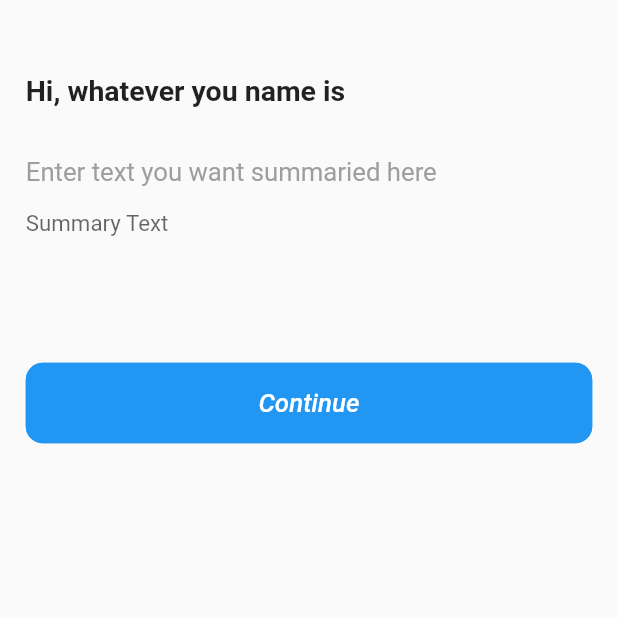
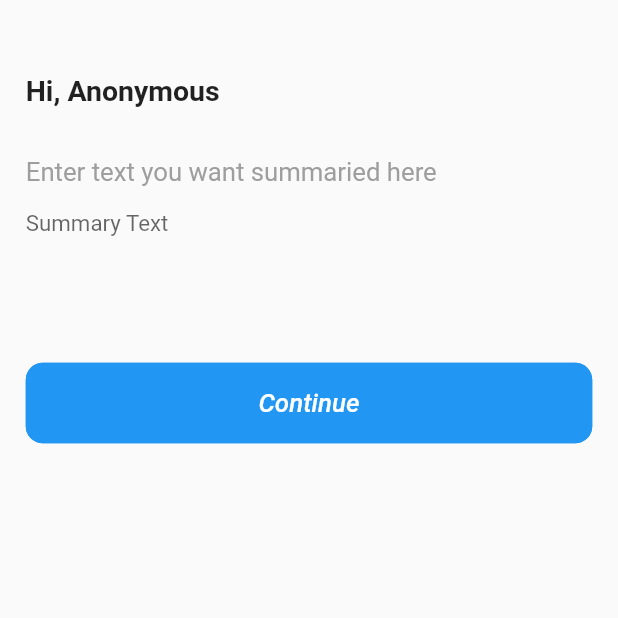
Before and after one commit to virtz/somry, a Flutter app: the screen it shows after launch, on a phone screen of 412 x 824 dp, the top half of it. Run offline on Flutter 3.47's test engine with Material 2 defaults, Android fonts, the phone set to English and light mode, and no system bars; our stand-ins replace auto_route, dartz, flutter_dotenv, flutter_screenutil, freezed_annotation, get_it and 3 more.

```diff
--- a/lib/presentation/home/home.dart
+++ b/lib/presentation/home/home.dart
@@ -36,7 +36,7 @@ class _HomePageState extends State<HomePage> {
                     crossAxisAlignment: CrossAxisAlignment.start,
                     children: [
                       SizedBox(height: size.height * 0.06),
-                      Text('Hi, whatever you name is',
+                      Text('Hi, Anonymous',
                           style: TextStyle(
                               fontSize: 16.6.sp, fontWeight: FontWeight.w600)),
                       SizedBox(height: size.height * 0.04),
```
Also changed, not shown: 2 other files.
